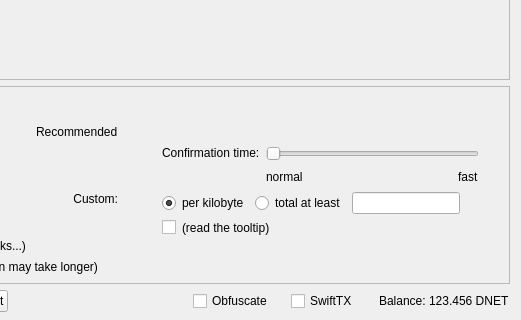
First picture: the form in src/qt/forms/sendcoinsdialog.ui, repository eons-finance/ALQO, before the edit; both pictures show x 329 to 850 and y 290 to 610 of the 850 by 610 pixel window.
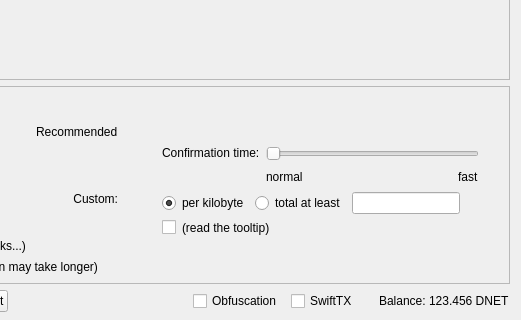
Second picture: the form after the edit. Icons and pictures are not drawn. Custom widgets are drawn as their Qt base class.

Commit message: changed "obfuscate" to "obfuscation"

```diff
--- a/src/qt/forms/sendcoinsdialog.ui
+++ b/src/qt/forms/sendcoinsdialog.ui
@@ -1355,7 +1355,7 @@
           </size>
          </property>
          <property name="text">
-          <string>Obfuscate</string>
+          <string>Obfuscation</string>
          </property>
          <property name="checked">
           <bool>false</bool>
```
Left out of the diff: 2 changed lines with no effect on the pictures. The commit also changes 59 other files.
